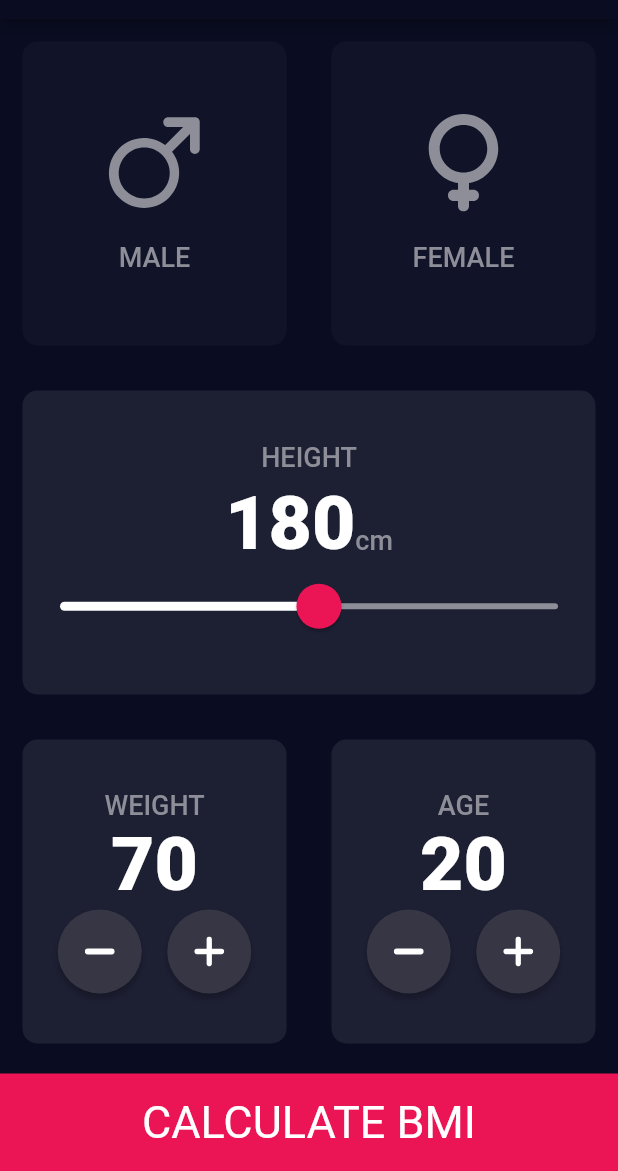
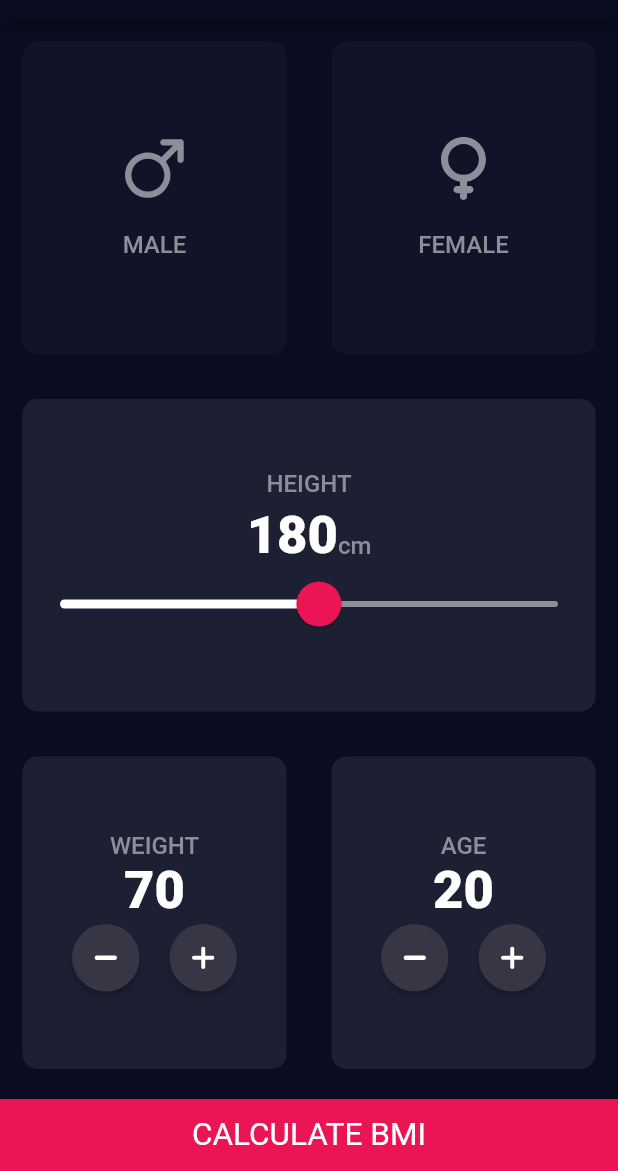
Before and after one commit to nabilmersni/BMI_Calculator-Flutter-App, a Flutter app: the screen it shows after launch, on a phone screen of 412 x 824 dp, the part 65-1236 px from its top. Run offline on Flutter 3.47's test engine with Material 2 defaults, Android fonts, the phone set to English and light mode, and no system bars; our stand-ins replace flutter_svg.

Commit message:
finishing the app

```diff
--- a/lib/components/gender_btn_content.dart
+++ b/lib/components/gender_btn_content.dart
@@ -17,7 +17,7 @@ class GenderBTNContent extends StatelessWidget {
         SvgPicture.asset(
           svgPath,
           color: iconColor,
-          width: 65,
+          width: 42,
         ),
         const SizedBox(
           height: 20,
@@ -25,7 +25,7 @@ class GenderBTNContent extends StatelessWidget {
         Text(
           text,
           style: TextStyle(
-            fontSize: 18,
+            fontSize: 16,
             fontWeight: FontWeight.w500,
             color: iconColor,
           ),
--- a/lib/constants.dart
+++ b/lib/constants.dart
@@ -7,13 +7,13 @@ const Color kActiveIconColor = Colors.white;
 const Color kInactiveIconColor = Color(0xff8D8E98);
 
 const TextStyle kLabelTextStyle = TextStyle(
-  fontSize: 18,
+  fontSize: 16,
   fontWeight: FontWeight.w500,
   color: Color(0xff8D8E98),
 );
 
 const TextStyle kBoldTextStyle = TextStyle(
   color: Colors.white,
-  fontSize: 50,
+  fontSize: 35,
   fontWeight: FontWeight.w900,
 );
--- a/lib/input_page.dart
+++ b/lib/input_page.dart
@@ -4,6 +4,7 @@ import './components/gender_btn_content.dart';
 import 'package:flutter_svg/flutter_svg.dart';
 import 'constants.dart';
 import 'dart:math';
+import 'results_page.dart';
 
 enum Gender {
   male,
@@ -23,6 +24,7 @@ class _InputPageState extends State<InputPage> {
   double currentHeight = 180;
   int currentWeight = 70;
   int currentAge = 20;
+  var BMI;
 
   @override
   Widget build(BuildContext context) {
@@ -226,21 +228,32 @@ class _InputPageState extends State<InputPage> {
             ),
             GestureDetector(
               onTap: () {
-                //currentWeight / pow(currentHeight * 0.01, 2)
+                setState(() {
+                  BMI = currentWeight / pow(currentHeight * 0.01, 2);
+                });
+                Navigator.push(
+                  context,
+                  MaterialPageRoute(
+                    builder: (context) => ResultsPage(
+                      bmiResult: BMI,
+                    ),
+                  ),
+                );
+                // Navigator.pushNamed(context, 'resultPage');
               },
               child: Container(
                 margin: EdgeInsets.only(top: 5),
-                height: 65,
+                height: 48,
                 width: double.infinity,
                 color: Color(0xffEB1555),
                 child: const Center(
                   child: Text(
                     'CALCULATE BMI',
-                    style: TextStyle(fontSize: 30),
+                    style: TextStyle(fontSize: 21),
                   ),
                 ),
               ),
-            )
+            ),
           ],
         ));
   }
@@ -258,13 +271,13 @@ class RoundIconButton extends StatelessWidget {
       child: SvgPicture.asset(
         svgPath,
         color: Colors.white,
-        width: 20,
+        width: 15,
       ),
       onPressed: onPressed,
       elevation: 2,
       constraints: const BoxConstraints.tightFor(
-        width: 56.0,
-        height: 56.0,
+        width: 45,
+        height: 45,
       ),
       fillColor: Color(0xff373645),
       shape: CircleBorder(),
--- a/lib/main.dart
+++ b/lib/main.dart
@@ -1,5 +1,6 @@
 import 'package:flutter/material.dart';
 import 'input_page.dart';
+import 'results_page.dart';
 
 void main() {
   runApp(const BMICalculator());
@@ -19,7 +20,12 @@ class BMICalculator extends StatelessWidget {
         ),
         scaffoldBackgroundColor: Color(0xff0A0D22),
       ),
-      home: InputPage(),
+      // home: InputPage(),
+      initialRoute: 'homePage',
+      routes: {
+        'homePage': (context) => const InputPage(),
+        'resultPage': (context) => const ResultsPage(),
+      },
     );
   }
 }
```
Also changed, not shown: lib/results_page.dart (added, +92 -0 lines).
